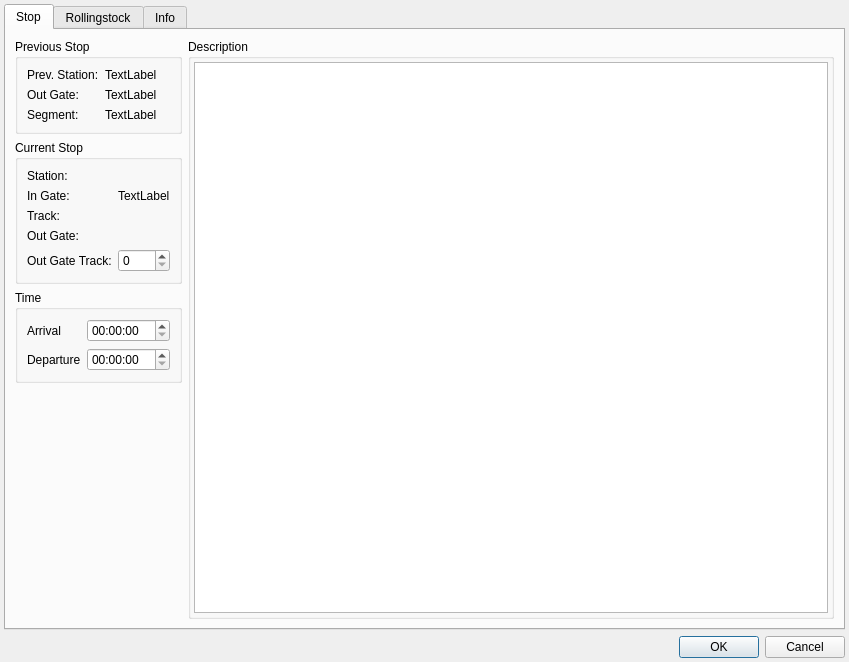
Qt form src/jobs/jobeditor/editstopdialog.ui (gfgit/ModelRailroadTimetablePlanner) before a commit.
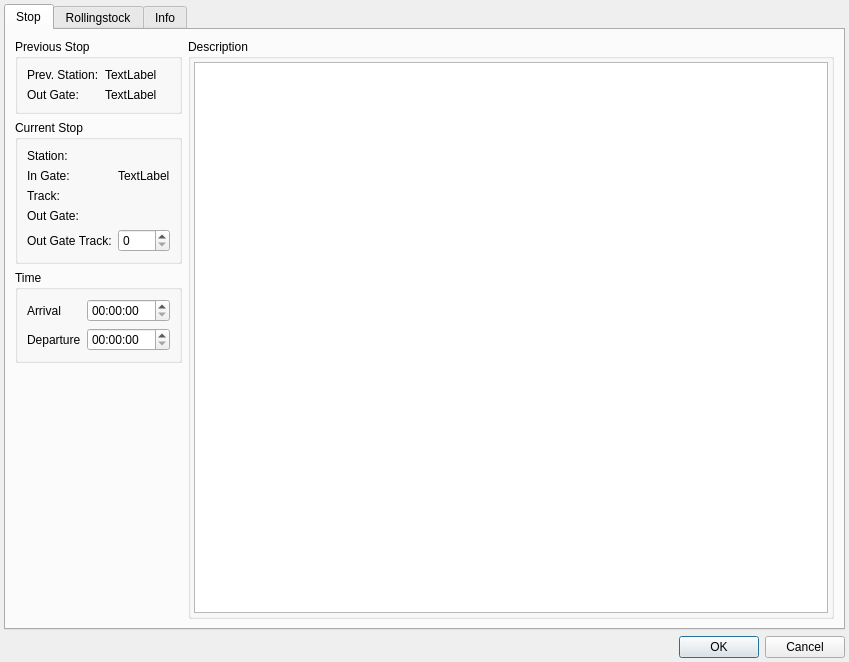
The same form after that commit.

Commit message:
EditStopDialog: remove previous stop segment field
- Hide previous stop box on First stop
- Fill values of previous stop and In Gate

```diff
--- a/src/jobs/jobeditor/editstopdialog.ui
+++ b/src/jobs/jobeditor/editstopdialog.ui
@@ -136,6 +136,13 @@
             </property>
            </widget>
           </item>
+          <item row="0" column="1">
+           <widget class="QLabel" name="prevStEdit">
+            <property name="text">
+             <string>TextLabel</string>
+            </property>
+           </widget>
+          </item>
           <item row="1" column="0">
            <widget class="QLabel" name="prevOutGateLabel">
             <property name="text">
@@ -143,20 +150,6 @@
             </property>
            </widget>
           </item>
-          <item row="2" column="0">
-           <widget class="QLabel" name="prevSegmentLabel">
-            <property name="text">
-             <string>Segment:</string>
-            </property>
-           </widget>
-          </item>
-          <item row="0" column="1">
-           <widget class="QLabel" name="prevStEdit">
-            <property name="text">
-             <string>TextLabel</string>
-            </property>
-           </widget>
-          </item>
           <item row="1" column="1">
            <widget class="QLabel" name="prevOutGateEdit">
             <property name="text">
@@ -164,13 +157,6 @@
             </property>
            </widget>
           </item>
-          <item row="2" column="1">
-           <widget class="QLabel" name="prevSegmentEdit">
-            <property name="text">
-             <string>TextLabel</string>
-            </property>
-           </widget>
-          </item>
          </layout>
         </widget>
        </item>
```
The commit also changes 1 other file.
